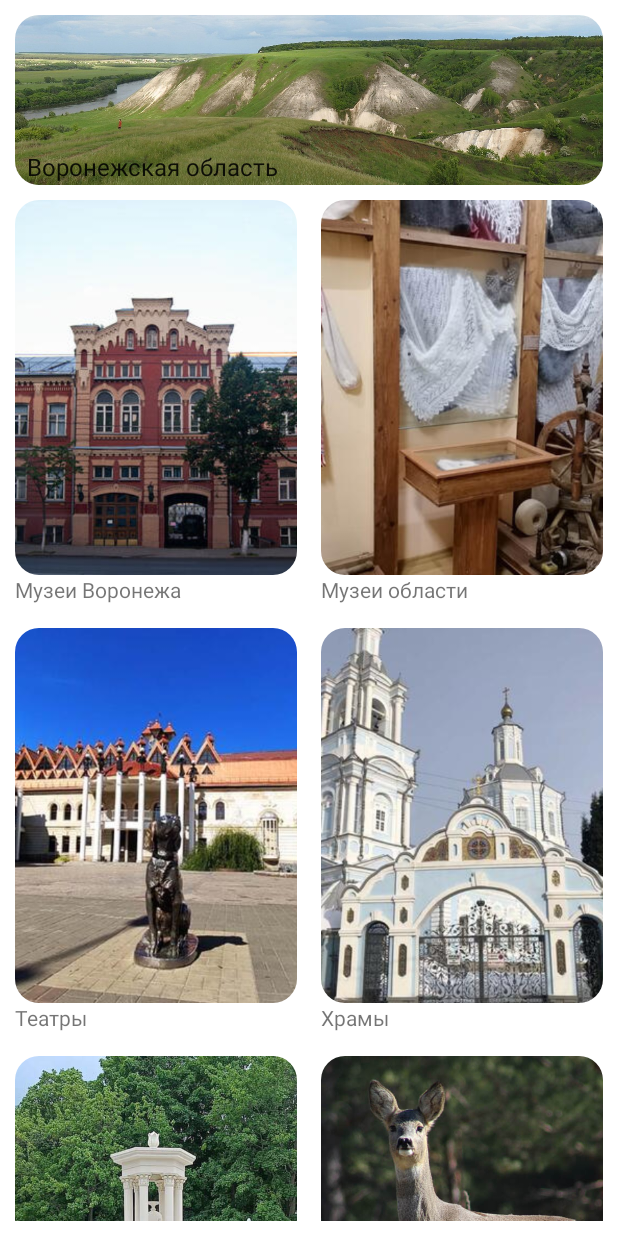
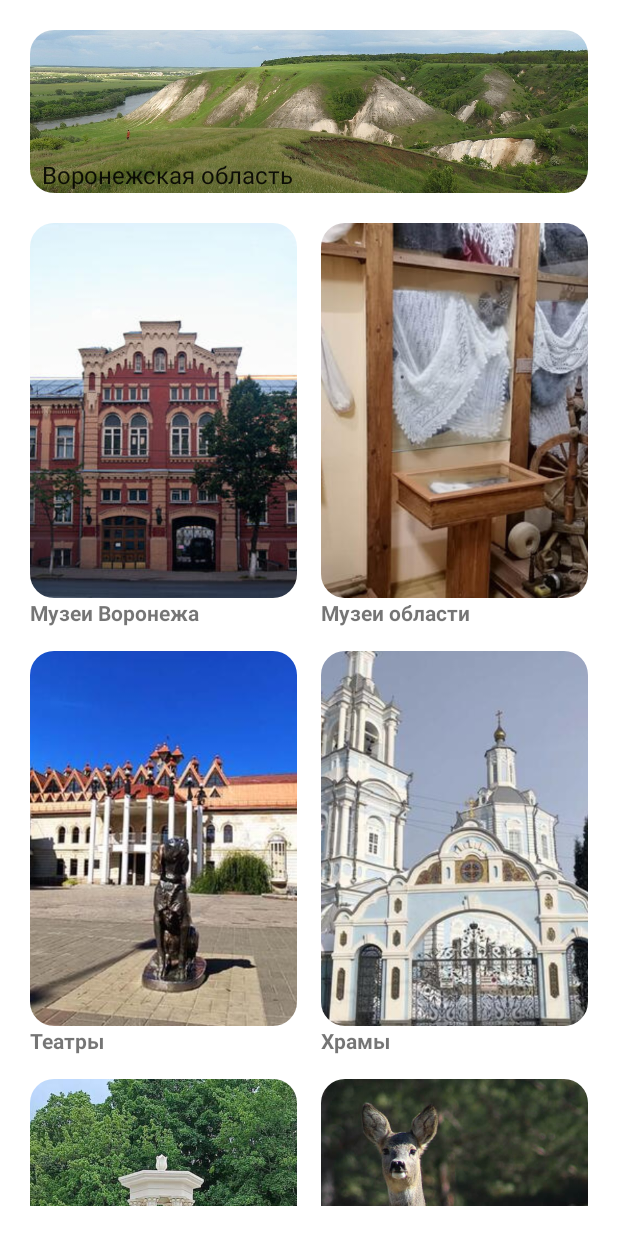
Before and after one commit to nataliaDerevenetz/places, an Android app: the screen it shows after launch (MainActivity), on a phone screen of 412 x 824 dp. Run offline under Robolectric (Android 15) with nearby library versions, the phone set to English and light mode, and no system bars; libraries missing offline, so code that uses them is left out: com.yandex.mapkit, com.yandex.runtime.

Commit message:
interface improvement

```diff
--- a/app/src/main/res/drawable/shape_rounded_dialog.xml
+++ b/app/src/main/res/drawable/shape_rounded_dialog.xml
@@ -2,6 +2,6 @@
 <shape xmlns:android="http://schemas.android.com/apk/res/android"
     android:shape="rectangle">
     <solid android:color="@android:color/white"/>
-    <corners android:topLeftRadius="16dp"
-        android:topRightRadius="16dp" />
+    <corners android:topLeftRadius="24dp"
+        android:topRightRadius="24dp" />
 </shape>
--- a/app/src/main/res/layout/cell_grid.xml
+++ b/app/src/main/res/layout/cell_grid.xml
@@ -13,6 +13,7 @@
     <TextView
         android:id="@+id/textObject"
         android:layout_width="fill_parent"
-        android:layout_height="wrap_content" />
+        android:layout_height="wrap_content"
+        android:textStyle="bold"/>
 
 </LinearLayout>
--- a/app/src/main/res/layout/fragment_grid.xml
+++ b/app/src/main/res/layout/fragment_grid.xml
@@ -3,20 +3,20 @@
     xmlns:tools="http://schemas.android.com/tools"
     android:layout_width="match_parent"
     android:layout_height="match_parent"
-    android:layout_margin="10dp"
     tools:context=".GridFragment">
 
     <!-- TODO: Update blank fragment layout -->
     <LinearLayout
         android:layout_width="match_parent"
         android:layout_height="match_parent"
+        android:layout_margin="20dp"
         android:orientation="vertical"
         android:weightSum="7">
 
         <RelativeLayout
             android:layout_width="wrap_content"
             android:layout_height="0dp"
-            android:layout_marginBottom="10dp"
+            android:layout_marginBottom="20dp"
             android:layout_weight="1">
 
             <ImageView
--- a/app/src/main/res/layout/fragment_list.xml
+++ b/app/src/main/res/layout/fragment_list.xml
@@ -10,6 +10,7 @@
     <LinearLayout
         android:layout_width="match_parent"
         android:layout_height="match_parent"
+        android:layout_margin="20dp"
         android:orientation="vertical">
         <Button
             android:id="@+id/buttonBack"
@@ -25,6 +26,7 @@
             android:id="@+id/textFragment"
             android:layout_width="wrap_content"
             android:layout_height="wrap_content"
+            android:layout_marginBottom="20dp"
             android:text="fff" />
         <ListView
             android:id="@+id/objectsList"
--- a/app/src/main/res/layout/item_list.xml
+++ b/app/src/main/res/layout/item_list.xml
@@ -7,13 +7,12 @@
         android:id="@+id/imgObj"
         android:layout_width="match_parent"
         android:layout_height="180dp"
-        android:layout_margin="16dp"
         android:scaleType="centerCrop" />
 
     <TextView
         android:id="@+id/name"
         android:layout_width="match_parent"
         android:layout_height="70dp"
-        android:layout_marginLeft="16dp"/>
+        android:textStyle="bold"/>
 
 </LinearLayout>
```
